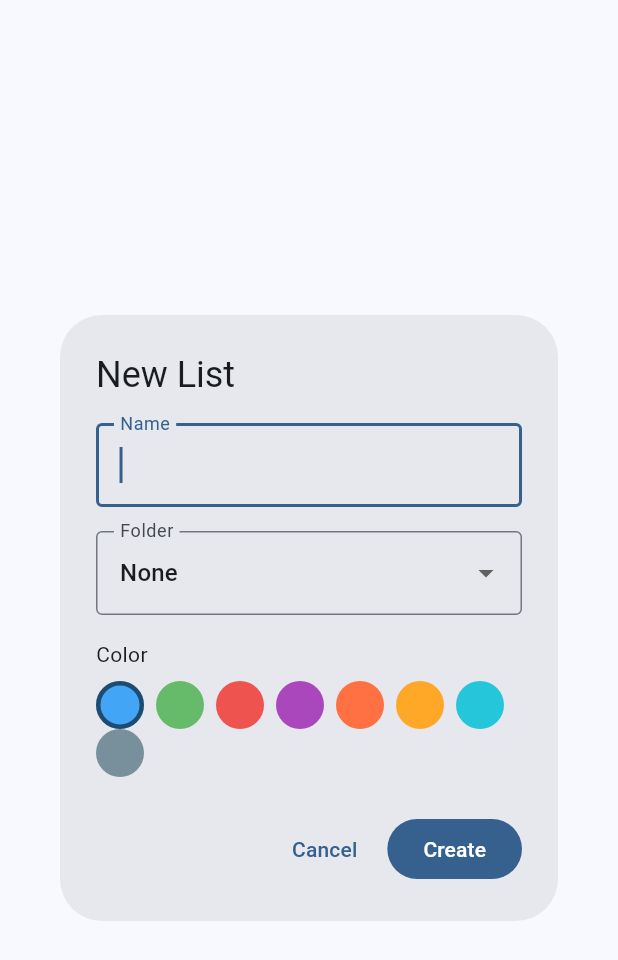
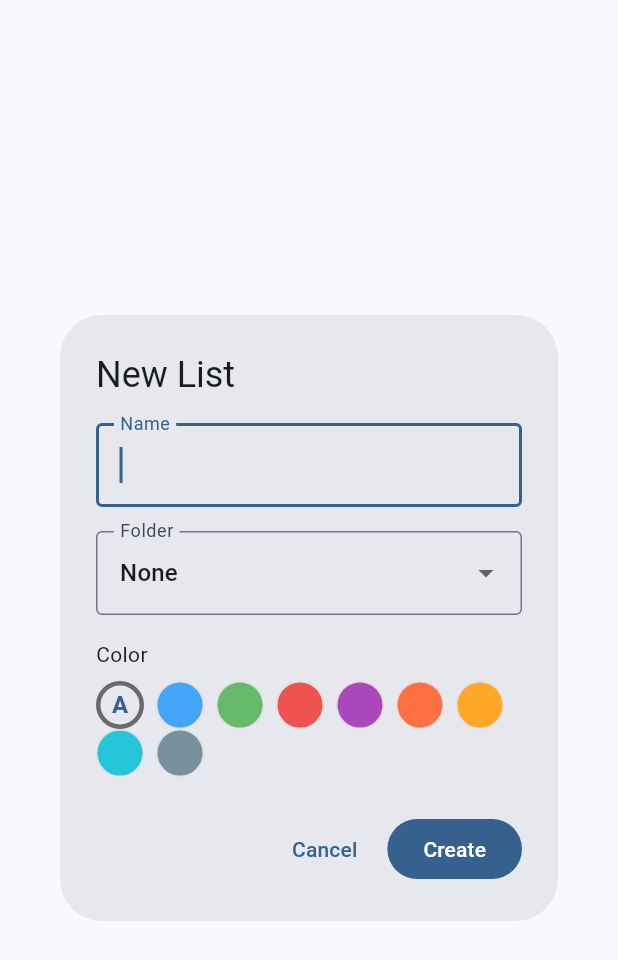
Before and after one commit to reosfire/Todo, a Flutter app: the ListEditorDialog widget shown alone on an empty page, opened directly, on a phone screen of 412 x 824 dp. Shown: the top 960 px of the screen. Run offline on Flutter 3.47's test engine with Material 3 defaults, Android fonts, the phone set to English and light mode, and no system bars; our stand-ins replace shared_preferences, web; missing offline and left inert: dart:js_interop; accounts and stored records are empty.

Commit message:
coloring

```diff
--- a/lib/models/task_list.dart
+++ b/lib/models/task_list.dart
@@ -3,17 +3,17 @@ import 'dart:ui';
 class TaskList {
   String id;
   String name;
-  int colorValue;
+  int? colorValue;
   String? folderId;
 
   TaskList({
     required this.id,
     required this.name,
-    this.colorValue = 0xFF42A5F5,
+    this.colorValue,
     this.folderId,
   });
 
-  Color get color => Color(colorValue);
+  Color? get color => colorValue != null ? Color(colorValue!) : null;
 
   Map<String, dynamic> toJson() => {
     'id': id,
@@ -25,7 +25,7 @@ class TaskList {
   factory TaskList.fromJson(Map<String, dynamic> json) => TaskList(
     id: json['id'] as String,
     name: json['name'] as String,
-    colorValue: json['colorValue'] as int? ?? 0xFF42A5F5,
+    colorValue: json['colorValue'] as int?,
     folderId: json['folderId'] as String?,
   );
 }
--- a/lib/ui/home_page.dart
+++ b/lib/ui/home_page.dart
@@ -286,7 +286,7 @@ class _HomePageState extends State<HomePage> {
               width: 32,
               child: isHovered
                   ? IconButton(
-                      icon: const Icon(Icons.more_vert, size: 18),
+                      icon: const Icon(Icons.more_horiz, size: 18),
                       onPressed: () => _showFolderMenu(context, state, folder),
                       padding: EdgeInsets.zero,
                       constraints: const BoxConstraints(),
@@ -321,20 +321,15 @@ class _HomePageState extends State<HomePage> {
     final count = state.tasks
         .where((t) => t.listId == list.id && !t.isCompleted)
         .length;
-    final isSelected = _selectedListId == list.id;
     return _HoverTrailingTile(
       child: (isHovered) => ListTile(
-        leading: Icon(
-          Icons.list,
-          color: isSelected ? list.color : null,
-          size: 20,
-        ),
+        leading: Icon(Icons.list, color: list.color, size: 20),
         title: Text(list.name),
         trailing: SizedBox(
           width: 32,
           child: isHovered
               ? IconButton(
-                  icon: const Icon(Icons.more_vert, size: 18),
+                  icon: const Icon(Icons.more_horiz, size: 18),
                   onPressed: () => _showListMenu(context, state, list),
                   padding: EdgeInsets.zero,
                   constraints: const BoxConstraints(),
--- a/lib/ui/list_editor_dialog.dart
+++ b/lib/ui/list_editor_dialog.dart
@@ -14,9 +14,10 @@ class ListEditorDialog extends StatefulWidget {
 class _ListEditorDialogState extends State<ListEditorDialog> {
   late final TextEditingController _nameCtrl;
   String? _folderId;
-  int _colorValue = 0xFF42A5F5;
+  int? _colorValue;
 
   static const _colors = [
+    null, // Default (theme color)
     0xFF42A5F5, // blue
     0xFF66BB6A, // green
     0xFFEF5350, // red
@@ -34,7 +35,7 @@ class _ListEditorDialogState extends State<ListEditorDialog> {
     super.initState();
     _nameCtrl = TextEditingController(text: widget.taskList?.name ?? '');
     _folderId = widget.taskList?.folderId;
-    _colorValue = widget.taskList?.colorValue ?? 0xFF42A5F5;
+    _colorValue = widget.taskList?.colorValue;
   }
 
   @override
@@ -90,12 +91,27 @@ class _ListEditorDialogState extends State<ListEditorDialog> {
                     width: 32,
                     height: 32,
                     decoration: BoxDecoration(
-                      color: Color(c),
+                      color: c != null ? Color(c) : null,
                       shape: BoxShape.circle,
-                      border: _colorValue == c
-                          ? Border.all(width: 3, color: Colors.black54)
-                          : null,
+                      border: Border.all(
+                        width: _colorValue == c ? 3 : 1,
+                        color: _colorValue == c
+                            ? Colors.black54
+                            : Colors.grey.shade300,
+                      ),
                     ),
+                    child: c == null
+                        ? Center(
+                            child: Text(
+                              'A',
+                              style: TextStyle(
+                                fontSize: 16,
+                                fontWeight: FontWeight.bold,
+                                color: Theme.of(context).colorScheme.primary,
+                              ),
+                            ),
+                          )
+                        : null,
                   ),
                 );
               }).toList(),
--- a/lib/ui/task_list_view.dart
+++ b/lib/ui/task_list_view.dart
@@ -310,7 +310,7 @@ class _TaskTileState extends State<_TaskTile> {
                   ),
                 IconButton(
                   icon: Icon(
-                    Icons.more_vert,
+                    Icons.more_horiz,
                     color: Theme.of(context).colorScheme.onSurfaceVariant,
                   ),
                   onPressed: () {
```
